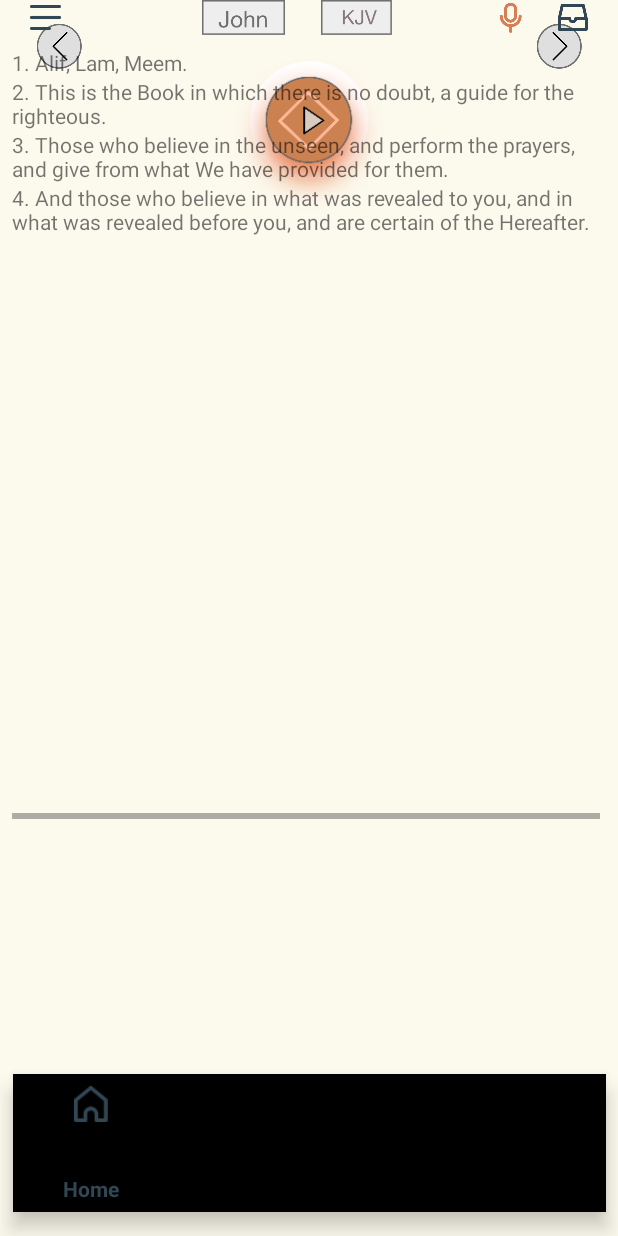
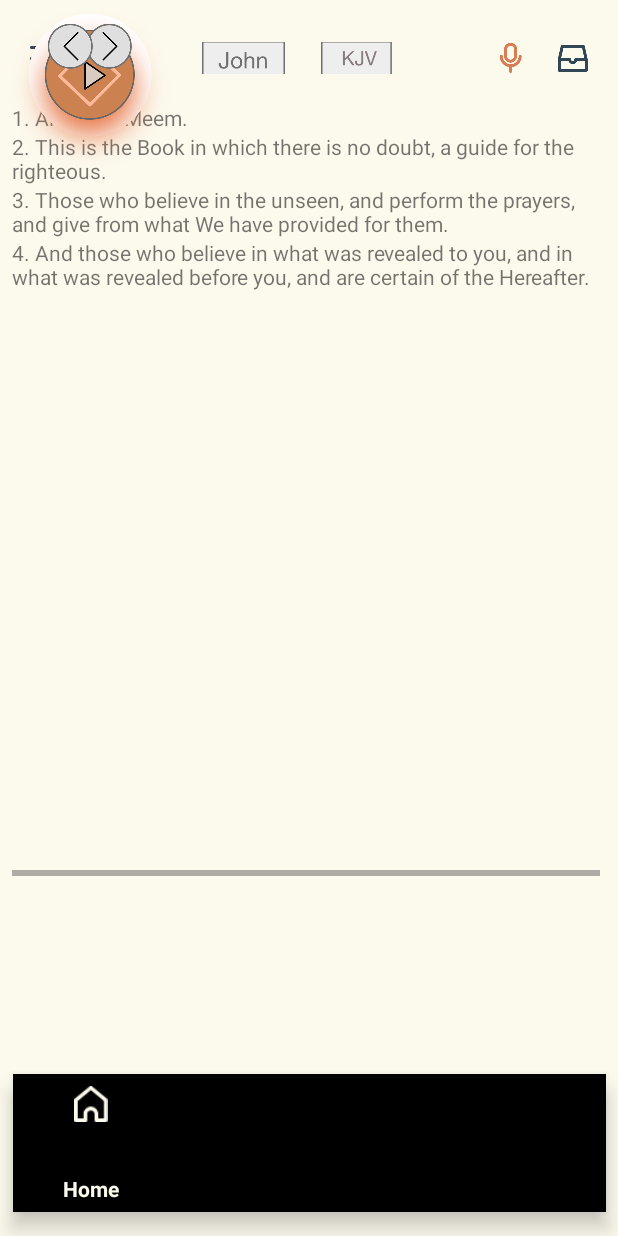
Before and after one commit to hasan41/Project1-Quran-, an Android app: the layout activity_main.xml on its own in the app's theme, with its tools: preview values and no code run, on a phone screen of 412 x 824 dp. Run offline under Robolectric (Android 15) with nearby library versions, the phone set to English and light mode, and no system bars.

Commit message:
fixed constraints

```diff
--- a/app/src/main/java/com/example/hasannaseer/quranapp2/MainActivity.java
+++ b/app/src/main/java/com/example/hasannaseer/quranapp2/MainActivity.java
@@ -8,7 +8,7 @@ public class MainActivity extends AppCompatActivity {
     @Override
     protected void onCreate(Bundle savedInstanceState) {
         super.onCreate(savedInstanceState);
-        setContentView(R.layout.welcome);
+        setContentView(R.layout.activity_main2);
 
     }
 }
--- a/app/src/main/res/layout/activity_main.xml
+++ b/app/src/main/res/layout/activity_main.xml
@@ -6,49 +6,59 @@
     android:layout_height="match_parent"
     android:background="#FCF9ED">
 
-    <include
-        layout="@layout/turn_play"
-        android:layout_width="wrap_content"
-        android:layout_height="wrap_content"
-        app:layout_constraintEnd_toEndOf="parent"
-        app:layout_constraintStart_toStartOf="parent"
-        tools:layout_editor_absoluteY="478dp" />
-
     <android.support.design.widget.BottomNavigationView
+        android:id="@+id/bottomNavigationView"
         android:layout_width="395dp"
         android:layout_height="92dp"
         android:layout_marginBottom="16dp"
         app:layout_constraintBottom_toBottomOf="parent"
         app:layout_constraintEnd_toEndOf="parent"
         app:layout_constraintStart_toStartOf="parent"
-        app:menu="@menu/nav_bar" />
+        app:menu="@menu/nav_bar" >
+
+    </android.support.design.widget.BottomNavigationView>
 
     <include
+        android:id="@+id/include"
         layout="@layout/read"
         android:layout_width="0dp"
-        android:layout_height="514dp"
+        android:layout_height="515dp"
         android:layout_marginStart="8dp"
         android:layout_marginLeft="8dp"
-        android:layout_marginTop="32dp"
+        android:layout_marginTop="16dp"
         android:layout_marginEnd="8dp"
         android:layout_marginRight="8dp"
-        android:layout_marginBottom="32dp"
         app:layout_constraintBottom_toBottomOf="parent"
         app:layout_constraintEnd_toEndOf="parent"
         app:layout_constraintStart_toStartOf="parent"
         app:layout_constraintTop_toTopOf="parent"
-        app:layout_constraintVertical_bias="0.0" />
+        app:layout_constraintVertical_bias="0.181" />
 
     <include
+        android:id="@+id/include2"
         layout="@layout/tool_bar"
         android:layout_width="0dp"
-        android:layout_height="wrap_content"
+        android:layout_height="21dp"
         android:layout_marginStart="8dp"
         android:layout_marginLeft="8dp"
+        android:layout_marginTop="8dp"
         android:layout_marginEnd="8dp"
         android:layout_marginRight="8dp"
+        app:layout_constraintBottom_toTopOf="@+id/include"
         app:layout_constraintEnd_toEndOf="parent"
+        app:layout_constraintHorizontal_bias="0.44"
         app:layout_constraintStart_toStartOf="parent"
-        tools:layout_editor_absoluteY="7dp" />
+        app:layout_constraintTop_toTopOf="parent" />
+
+    <include
+        android:id="@+id/include4"
+        layout="@layout/turn_play"
+        android:layout_width="wrap_content"
+        android:layout_height="wrap_content"
+        app:layout_constraintEnd_toEndOf="parent"
+        app:layout_constraintHorizontal_bias="0.0"
+        app:layout_constraintStart_toStartOf="parent"
+        tools:layout_editor_absoluteY="409dp" />
+
 
 </android.support.constraint.ConstraintLayout>
--- a/app/src/main/res/layout/read.xml
+++ b/app/src/main/res/layout/read.xml
@@ -4,7 +4,8 @@
     xmlns:app="http://schemas.android.com/apk/res-auto"
     xmlns:tools="http://schemas.android.com/tools"
     android:layout_width="match_parent"
-    android:layout_height="match_parent">
+    android:layout_height="match_parent"
+    android:background="@color/colorPrimary" >
 
     <HorizontalScrollView
         android:layout_width="match_parent"
--- a/app/src/main/res/layout/tool_bar.xml
+++ b/app/src/main/res/layout/tool_bar.xml
@@ -1,5 +1,6 @@
 <?xml version="1.0" encoding="utf-8"?>
-<android.support.v7.widget.FitWindowsLinearLayout xmlns:android="http://schemas.android.com/apk/res/android"
+<android.support.v7.widget.FitWindowsLinearLayout
+    xmlns:android="http://schemas.android.com/apk/res/android"
     xmlns:app="http://schemas.android.com/apk/res-auto"
     android:layout_width="match_parent"
     android:layout_height="wrap_content">
@@ -69,5 +70,4 @@
         android:layout_weight="1"
         android:background="@android:color/transparent"
         app:srcCompat="@drawable/icn_inbox_dark" />
-
 </android.support.v7.widget.FitWindowsLinearLayout>
--- a/app/src/main/res/layout/turn_play.xml
+++ b/app/src/main/res/layout/turn_play.xml
@@ -1,34 +1,22 @@
 <?xml version="1.0" encoding="utf-8"?>
-<android.support.constraint.ConstraintLayout xmlns:android="http://schemas.android.com/apk/res/android"
+    <android.support.constraint.ConstraintLayout
         xmlns:app="http://schemas.android.com/apk/res-auto"
-    xmlns:tools="http://schemas.android.com/tools"
+        xmlns:android="http://schemas.android.com/apk/res/android"
+        android:id="@+id/coordinatorLayout"
         android:layout_width="match_parent"
-    android:layout_height="match_parent">
-
-    <android.support.constraint.ConstraintLayout
-        android:id="@+id/coordinatorLayout"
-        android:layout_width="395dp"
-        android:layout_height="202dp"
-        android:layout_marginBottom="60dp"
-        app:layout_constraintBottom_toBottomOf="parent"
-        app:layout_constraintEnd_toEndOf="parent"
-        app:layout_constraintStart_toStartOf="parent">
+        android:layout_height="wrap_content">
 
     <ImageButton
         android:id="@+id/imageButton12"
         style="@android:style/Widget.DeviceDefault.Light.ImageButton"
         android:layout_width="wrap_content"
-            android:layout_height="115dp"
-            android:layout_marginTop="32dp"
+        android:layout_height="wrap_content"
         android:layout_marginBottom="24dp"
         android:background="@android:color/transparent"
         android:scaleType="fitCenter"
         app:layout_constraintBottom_toBottomOf="parent"
         app:layout_constraintEnd_toEndOf="parent"
-            app:layout_constraintHorizontal_bias="0.498"
         app:layout_constraintStart_toStartOf="parent"
-            app:layout_constraintTop_toTopOf="parent"
-            app:layout_constraintVertical_bias="0.0"
         app:srcCompat="@drawable/group_14" />
 
         <ImageButton
@@ -36,8 +24,7 @@
             android:layout_width="wrap_content"
             android:layout_height="wrap_content"
             android:layout_marginTop="16dp"
-            android:layout_marginEnd="16dp"
-            android:layout_marginRight="16dp"
+            android:layout_marginRight="32dp"
             android:background="@android:color/transparent"
             app:layout_constraintEnd_toEndOf="parent"
             app:layout_constraintTop_toTopOf="parent"
@@ -47,13 +34,11 @@
             android:id="@+id/imageButton10"
             android:layout_width="wrap_content"
             android:layout_height="wrap_content"
-            android:layout_marginStart="16dp"
-            android:layout_marginLeft="16dp"
             android:layout_marginTop="16dp"
+            android:layout_marginLeft="32dp"
             android:background="@android:color/transparent"
             app:layout_constraintStart_toStartOf="parent"
             app:layout_constraintTop_toTopOf="parent"
             app:srcCompat="@drawable/group_16" />
 
 </android.support.constraint.ConstraintLayout>
-</android.support.constraint.ConstraintLayout>
--- a/app/src/main/res/values/colors.xml
+++ b/app/src/main/res/values/colors.xml
@@ -1,6 +1,6 @@
 <?xml version="1.0" encoding="utf-8"?>
 <resources>
-    <color name="colorPrimary">#324755</color>
-    <color name="colorPrimaryDark">#324755</color>
-    <color name="colorAccent">#324755</color>
+    <color name="colorPrimary">#FCF9ED</color>
+    <color name="colorPrimaryDark">#CAC7BE</color>
+    <color name="colorAccent">#CAC7BE</color>
 </resources>
```
Also changed, not shown: app/src/main/res/layout/activity_main2.xml (added, +51 -0 lines). Lines whose indentation alone changed are shown as unchanged.
